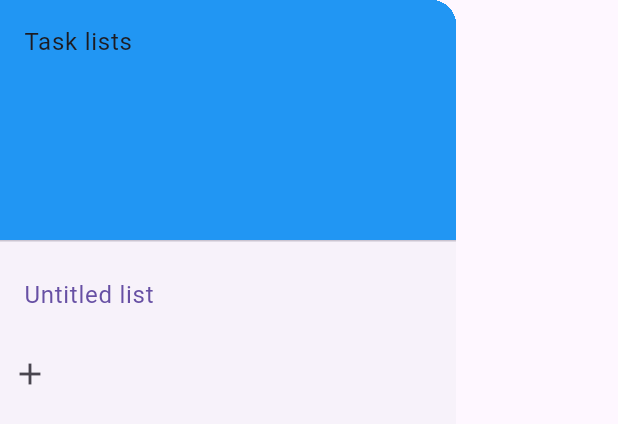
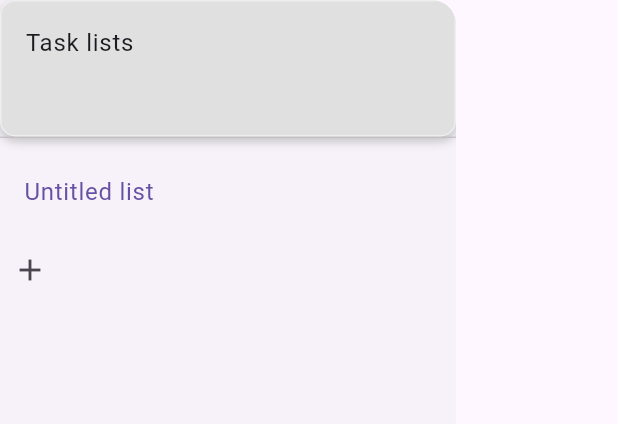
Before and after one commit to temedeus/task_swiper, a Flutter app: the TaskListDrawer widget shown alone on an empty page, opened directly, on a phone screen of 412 x 824 dp. Shown: the top 424 px of the screen. Run offline on Flutter 3.47's test engine with Material 3 defaults, Android fonts, the phone set to English and light mode, and no system bars; our stand-ins replace carousel_slider, sqflite; accounts and stored records are empty.

Commit message:
Drawer styles

```diff
--- a/lib/main.dart
+++ b/lib/main.dart
@@ -1,8 +1,8 @@
 import 'package:flutter/material.dart';
 import 'package:provider/provider.dart';
-import 'package:taskswiper/selected_task_list_provider.dart';
-import 'package:taskswiper/task_list_drawer.dart';
-import 'package:taskswiper/task_listing.dart';
+import 'package:taskswiper/providers/selected_task_list_provider.dart';
+import 'package:taskswiper/ui/screens/task_listing.dart';
+import 'package:taskswiper/ui/widgets/task_list_drawer.dart';
 
 void main() {
   runApp(const MyApp());
--- a/lib/selected_task_list_provider.dart
+++ b/lib/providers/selected_task_list_provider.dart
@@ -1,5 +1,6 @@
 import 'package:flutter/material.dart';
-import 'package:taskswiper/task_list.dart';
+
+import '../model/task_list.dart';
 
 class SelectedTaskListProvider extends ChangeNotifier {
   TaskList? _selectedTasklist;
--- a/lib/service/database_service.dart
+++ b/lib/service/database_service.dart
@@ -1,8 +1,8 @@
 import 'package:path/path.dart';
 import 'package:sqflite/sqflite.dart';
-import 'package:taskswiper/task.dart';
+import 'package:taskswiper/model/task.dart';
 
-import '../task_list.dart';
+import '../model/task_list.dart';
 
 class DatabaseService {
   Future<Database> initializeDB() async {
--- a/lib/task_item.dart
+++ b/lib/ui/widgets/task_item.dart
@@ -1,6 +1,6 @@
 import 'package:flutter/cupertino.dart';
 import 'package:flutter/material.dart';
-import 'package:taskswiper/task.dart';
+import 'package:taskswiper/model/task.dart';
 
 class TaskItem extends StatelessWidget {
   final Task task;
--- a/lib/task_list_drawer.dart
+++ b/lib/ui/widgets/task_list_drawer.dart
@@ -1,8 +1,9 @@
 import 'package:flutter/material.dart';
 import 'package:provider/provider.dart';
-import 'package:taskswiper/selected_task_list_provider.dart';
+import 'package:taskswiper/providers/selected_task_list_provider.dart';
 import 'package:taskswiper/service/database_service.dart';
-import 'package:taskswiper/task_list.dart';
+
+import '../../model/task_list.dart';
 
 class TaskListDrawer extends StatefulWidget {
   @override
@@ -36,11 +37,25 @@ class _TaskListDrawerState extends State<TaskListDrawer> {
         return ListView(
           padding: EdgeInsets.zero,
           children: [
-            const DrawerHeader(
-              decoration: BoxDecoration(
-                color: Colors.blue,
+            SizedBox(
+              height: 100,
+              child: DrawerHeader(
+                decoration: BoxDecoration(
+                  color: Colors.grey[300],
+                  border: Border.all(
+                    color: Colors.grey[200]!,
+                  ),
+                  borderRadius: BorderRadius.circular(10),
+                  boxShadow: [
+                    BoxShadow(
+                      color: Colors.grey[400]!,
+                      blurRadius: 5,
+                      offset: Offset(0, 3),
+                    ),
+                  ],
+                ),
+                child: Text('Task lists'),
               ),
-              child: Text('Task lists'),
             ),
             ...create(selectedTaskListIdProvider),
             IconButton(
```
Also changed, not shown: lib/ui/screens/task_listing.dart (renamed from lib/task_listing.dart, +6 -6 lines), lib/model/task.dart (renamed from lib/task.dart), lib/model/task_list.dart (renamed from lib/task_list.dart), lib/ui/dialogs/dismiss_task_dialog.dart (renamed from lib/dismiss_task_dialog.dart), lib/ui/dialogs/edit_task_dialog.dart (renamed from lib/edit_task_dialog.dart).
